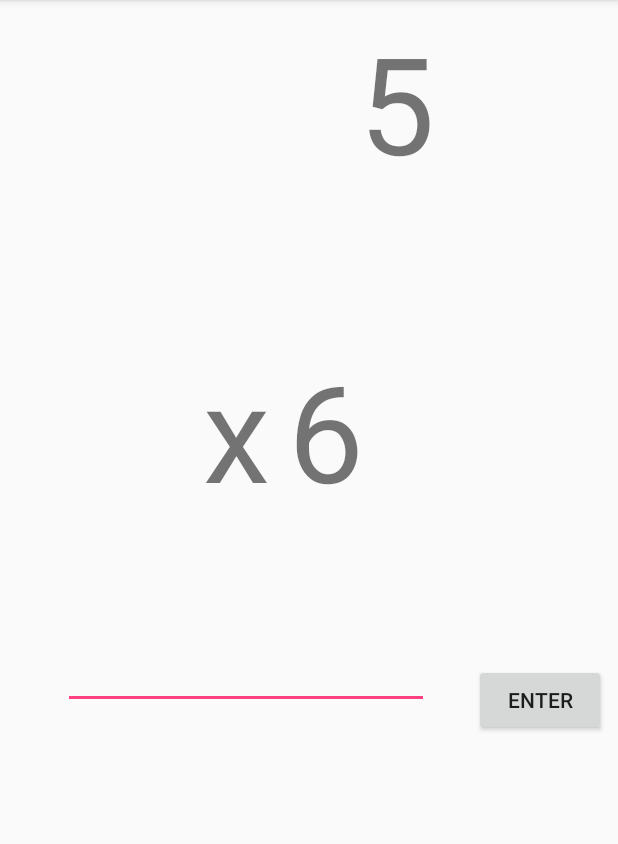
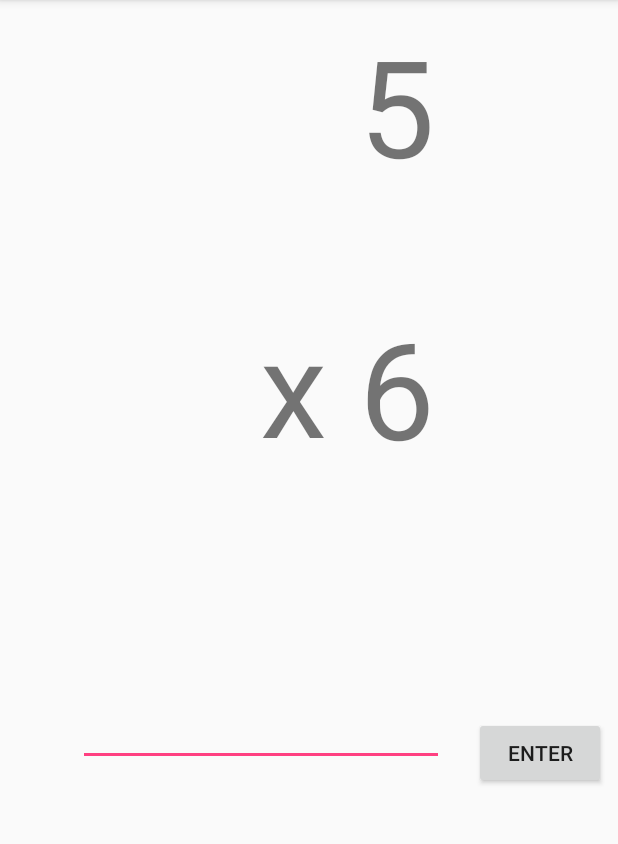
Before and after one commit to lock14/alarming, an Android app: the MathObjective screen opened directly, with no data from a screen before it, on a phone screen of 412 x 824 dp, the part 84-928 px from its top. Run offline under Robolectric (Android 15) with nearby library versions, the phone set to English and light mode, and no system bars.

Commit message:
Worked on Edit Objective Screen

```diff
--- a/app/src/main/java/cs371m/alarming/MathObjective.java
+++ b/app/src/main/java/cs371m/alarming/MathObjective.java
@@ -4,9 +4,14 @@ import android.app.Activity;
 import android.content.Intent;
 import android.support.v7.app.AppCompatActivity;
 import android.os.Bundle;
+import android.view.Menu;
+import android.view.MenuInflater;
+import android.view.MenuItem;
 import android.view.View;
+import android.widget.Button;
 import android.widget.EditText;
 import android.widget.TextView;
+import android.widget.TimePicker;
 
 import java.util.Random;
 
@@ -16,15 +21,41 @@ public class MathObjective extends AppCompatActivity {
     private int operand2;
     private MathFunctor operator;
     private Random random;
+    private boolean demoMode;
 
     @Override
     protected void onCreate(Bundle savedInstanceState) {
         super.onCreate(savedInstanceState);
         setContentView(R.layout.activity_math_objective);
+        Intent intent = getIntent();
+        demoMode = intent.getBooleanExtra(getString(R.string.objective_demo_mode), false);
         completion_count = 3;
         random = new Random();
         chooseRandomProblem();
         setGuiCompoents();
+    }
+
+    @Override
+    public boolean onCreateOptionsMenu(Menu menu) {
+        super.onCreateOptionsMenu(menu);
+        if (demoMode) {
+            MenuInflater inflater = getMenuInflater();
+            inflater.inflate(R.menu.menu_save, menu);
+        }
+        return true;
+    }
+
+    @Override
+    public boolean onOptionsItemSelected(MenuItem item) {
+        switch (item.getItemId()) {
+            case R.id.menu_save:
+                Intent result = new Intent();
+                setResult(Activity.RESULT_OK, result);
+                finish();
+                return true;
+            default:
+                return super.onOptionsItemSelected(item);
+        }
     }
 
     public void submitAnswer(View view) {
@@ -32,7 +63,7 @@ public class MathObjective extends AppCompatActivity {
         int answer = Integer.parseInt(String.valueOf(answerText.getText()));
         if (answer == operator.doOperation(operand1, operand2)) {
             --completion_count;
-            if (completion_count == 0) {
+            if (!demoMode && completion_count == 0) {
                 Intent result = new Intent();
                 setResult(Activity.RESULT_OK, result);
                 finish();
--- a/app/src/main/res/layout/activity_math_objective.xml
+++ b/app/src/main/res/layout/activity_math_objective.xml
@@ -12,12 +12,12 @@
         android:layout_height="wrap_content"
         android:text="17"
         android:textSize="90sp"
-        android:layout_marginBottom="-1dp"
+        android:layout_marginBottom="8dp"
         app:layout_constraintBottom_toTopOf="@+id/operand2"
         app:layout_constraintTop_toTopOf="parent"
         android:layout_marginTop="8dp"
         android:layout_marginLeft="8dp"
-        app:layout_constraintVertical_bias="0.0"
+        app:layout_constraintVertical_bias="0.036"
         app:layout_constraintLeft_toLeftOf="parent"
         android:layout_marginRight="8dp"
         app:layout_constraintRight_toRightOf="parent"
@@ -29,10 +29,16 @@
         android:layout_height="wrap_content"
         android:text="35"
         android:textSize="90sp"
-        android:layout_marginBottom="8dp"
-        app:layout_constraintBottom_toTopOf="@+id/answer_text"
-        app:layout_constraintLeft_toRightOf="@+id/operator"
-        android:layout_marginLeft="12dp" />
+        android:layout_marginRight="8dp"
+        app:layout_constraintRight_toRightOf="parent"
+        android:layout_marginLeft="8dp"
+        app:layout_constraintLeft_toLeftOf="parent"
+        app:layout_constraintHorizontal_bias="0.67"
+        app:layout_constraintBottom_toBottomOf="parent"
+        android:layout_marginBottom="16dp"
+        app:layout_constraintTop_toTopOf="parent"
+        android:layout_marginTop="8dp"
+        app:layout_constraintVertical_bias="0.304" />
 
     <EditText
         android:id="@+id/answer_text"
@@ -45,9 +51,12 @@
         android:layout_marginBottom="8dp"
         app:layout_constraintTop_toTopOf="parent"
         android:layout_marginTop="8dp"
-        android:layout_marginLeft="42dp"
-        app:layout_constraintVertical_bias="0.547"
-        app:layout_constraintLeft_toLeftOf="parent" />
+        android:layout_marginLeft="8dp"
+        app:layout_constraintVertical_bias="0.607"
+        app:layout_constraintLeft_toLeftOf="parent"
+        android:layout_marginRight="8dp"
+        app:layout_constraintRight_toRightOf="parent"
+        app:layout_constraintHorizontal_bias="0.29" />
 
     <TextView
         android:id="@+id/operator"
@@ -55,13 +64,16 @@
         android:layout_height="wrap_content"
         android:text="@string/division_symbol"
         android:textSize="90sp"
-        android:layout_marginBottom="8dp"
-        app:layout_constraintBottom_toTopOf="@+id/answer_text"
-        android:layout_marginRight="8dp"
         android:layout_marginLeft="8dp"
         app:layout_constraintLeft_toLeftOf="parent"
-        app:layout_constraintHorizontal_bias="0.363"
-        app:layout_constraintRight_toRightOf="parent" />
+        app:layout_constraintTop_toTopOf="parent"
+        android:layout_marginTop="8dp"
+        app:layout_constraintBottom_toBottomOf="parent"
+        android:layout_marginBottom="8dp"
+        android:layout_marginRight="8dp"
+        app:layout_constraintHorizontal_bias="0.924"
+        app:layout_constraintVertical_bias="0.298"
+        app:layout_constraintRight_toLeftOf="@+id/operand2" />
 
     <Button
         android:id="@+id/math_submit"
@@ -75,9 +87,9 @@
         android:text="Enter"
         app:layout_constraintBottom_toBottomOf="parent"
         app:layout_constraintHorizontal_bias="1.0"
-        app:layout_constraintLeft_toRightOf="@+id/answer_text"
         app:layout_constraintRight_toRightOf="parent"
         app:layout_constraintTop_toTopOf="parent"
-        app:layout_constraintVertical_bias="0.617" />
+        app:layout_constraintVertical_bias="0.668"
+        app:layout_constraintLeft_toRightOf="@+id/answer_text" />
 
 </android.support.constraint.ConstraintLayout>
--- a/app/src/main/res/values/strings.xml
+++ b/app/src/main/res/values/strings.xml
@@ -9,4 +9,7 @@
     <string name="plus_symbol">+</string>
     <string name="minus_symbol">-</string>
     <string name="times_symbol">x</string>
+    <string name="intent_objective_key">OBJECTIVE_KEY</string>
+    <string name="shared_pref_objective_key">shared_pref_objective_key</string>
+    <string name="objective_demo_mode">DEMO_MODE</string>
 </resources>
```
Also changed, not shown: app/src/main/java/cs371m/alarming/EditAlarm.java (+19 -6 lines), app/src/main/java/cs371m/alarming/EditObjective.java (+71 -0 lines), app/src/main/java/cs371m/alarming/MainActivity.java (+23 -1 lines), app/src/main/java/cs371m/alarming/Objective.java (added, +29 -0 lines), app/src/main/res/layout/activity_edit_objective.xml (+19 -1 lines).
